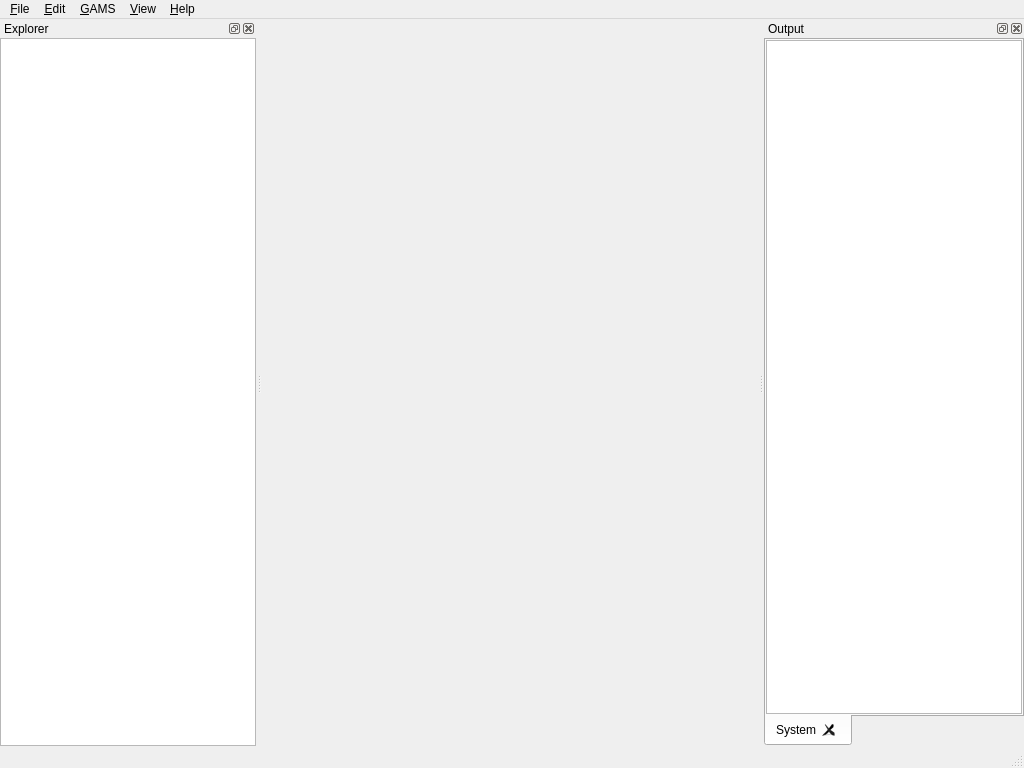
Before: the Qt Designer form src/mainwindow.ui in GAMS-dev/studio, drawn with Qt 5.
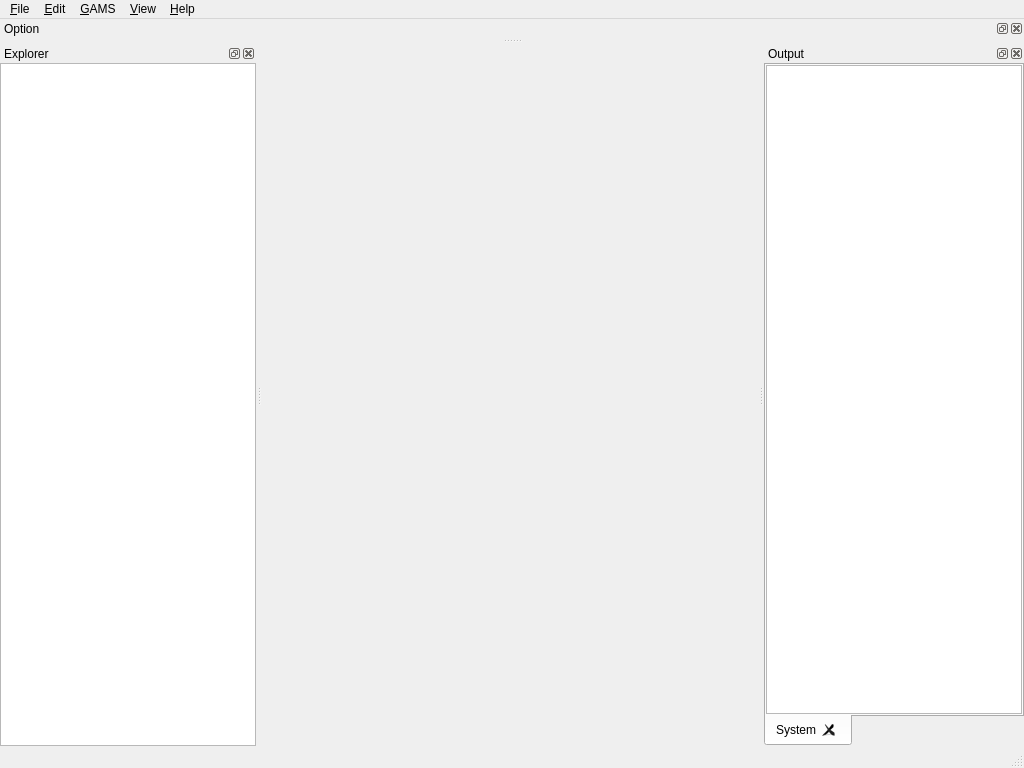
After: the same form once the commit is applied. Icons and pictures are not drawn.

Commit message: add optioneditor dockwidget to mainwindow ui

```diff
--- a/src/mainwindow.ui
+++ b/src/mainwindow.ui
@@ -338,6 +338,15 @@
     </layout>
    </widget>
   </widget>
+  <widget class="QDockWidget" name="dockOptionEditor">
+   <property name="windowTitle">
+    <string>Option</string>
+   </property>
+   <attribute name="dockWidgetArea">
+    <number>4</number>
+   </attribute>
+   <widget class="QWidget" name="dockOptionEditorContents"/>
+  </widget>
   <action name="actionFile">
    <property name="text">
     <string>File</string>
```
The commit also changes 2 other files.
